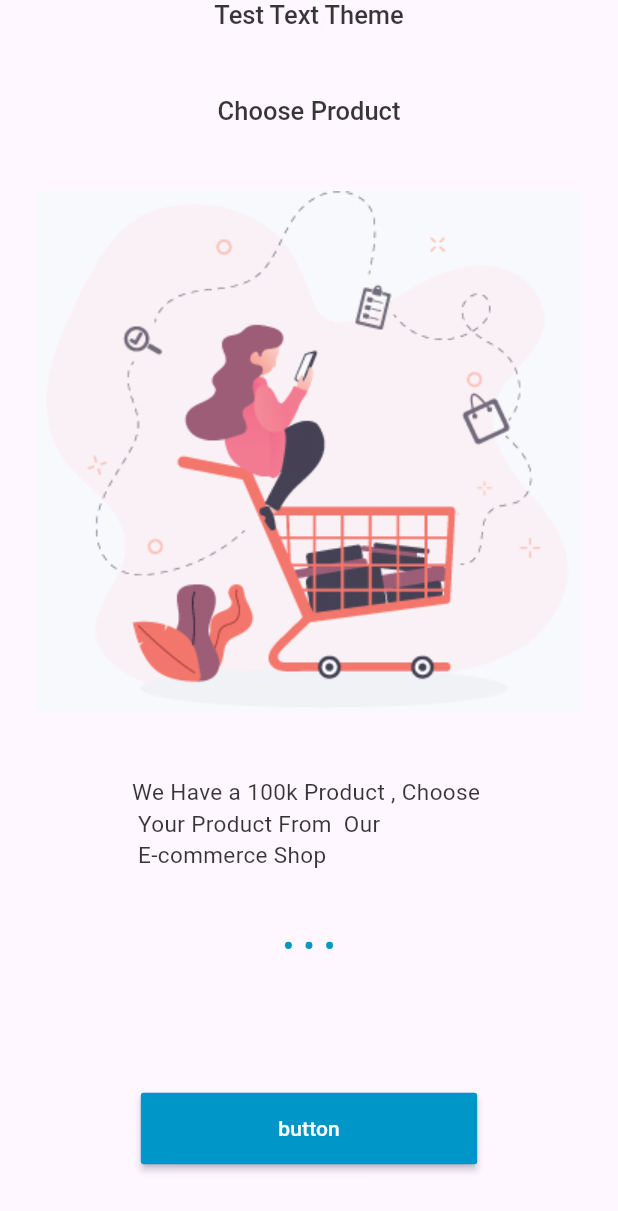
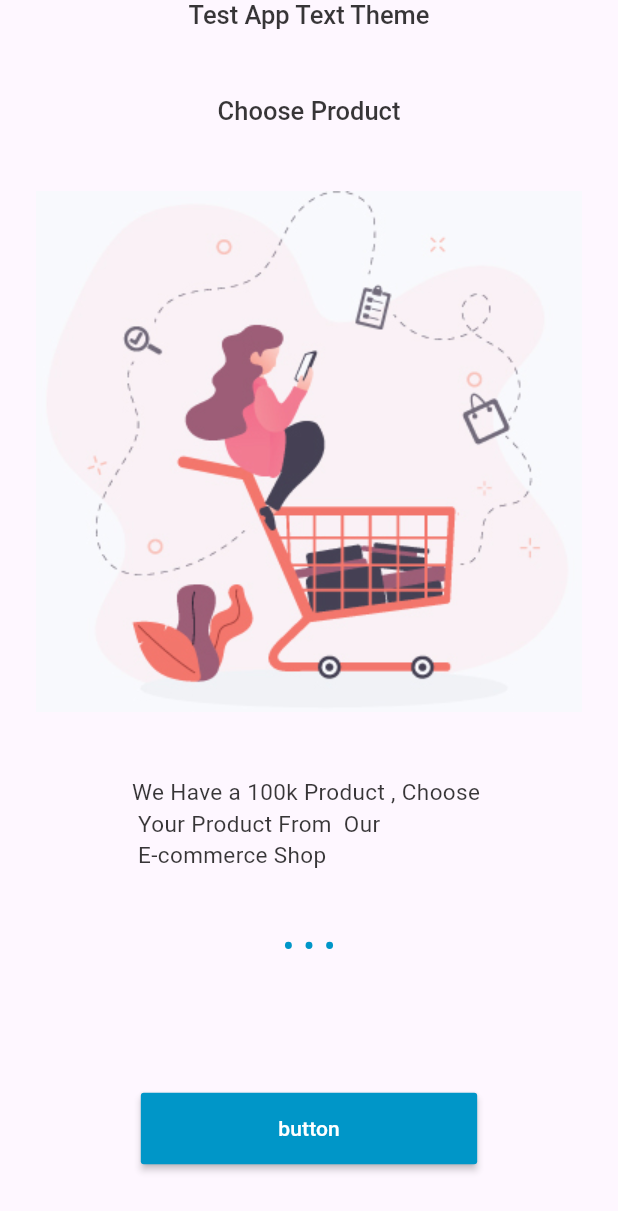
Before and after one commit to Ezzalarab/e_commerce_getx, a Flutter app: the screen it shows after launch, on a phone screen of 412 x 824 dp. Shown: the top 1211 px of the screen. Run offline on Flutter 3.47's test engine with Material 3 defaults, Android fonts, the phone set to English and light mode, and no system bars; our stand-ins replace flutter_screenutil, get; Roboto replaces fonts that are missing (Almarai); project files that could hold a hidden picture were left out.

Commit message:
test repo

```diff
--- a/lib/view/pages/on_boarding_page.dart
+++ b/lib/view/pages/on_boarding_page.dart
@@ -10,7 +10,7 @@ class OnBoardingPage extends StatelessWidget {
         child: Column(
           children: [
             Text(
-              'Test Text Theme',
+              'Test App Text Theme',
               style: Theme.of(context).textTheme.headlineLarge,
             ),
             Expanded(
```
